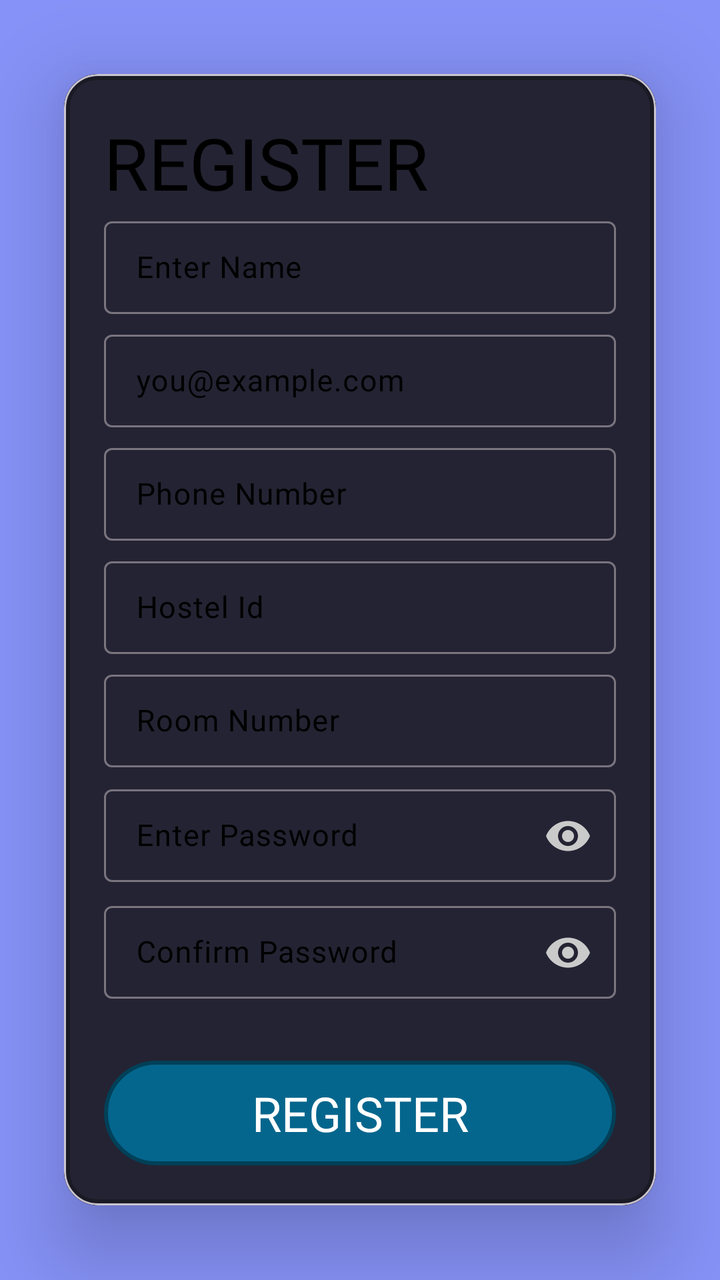
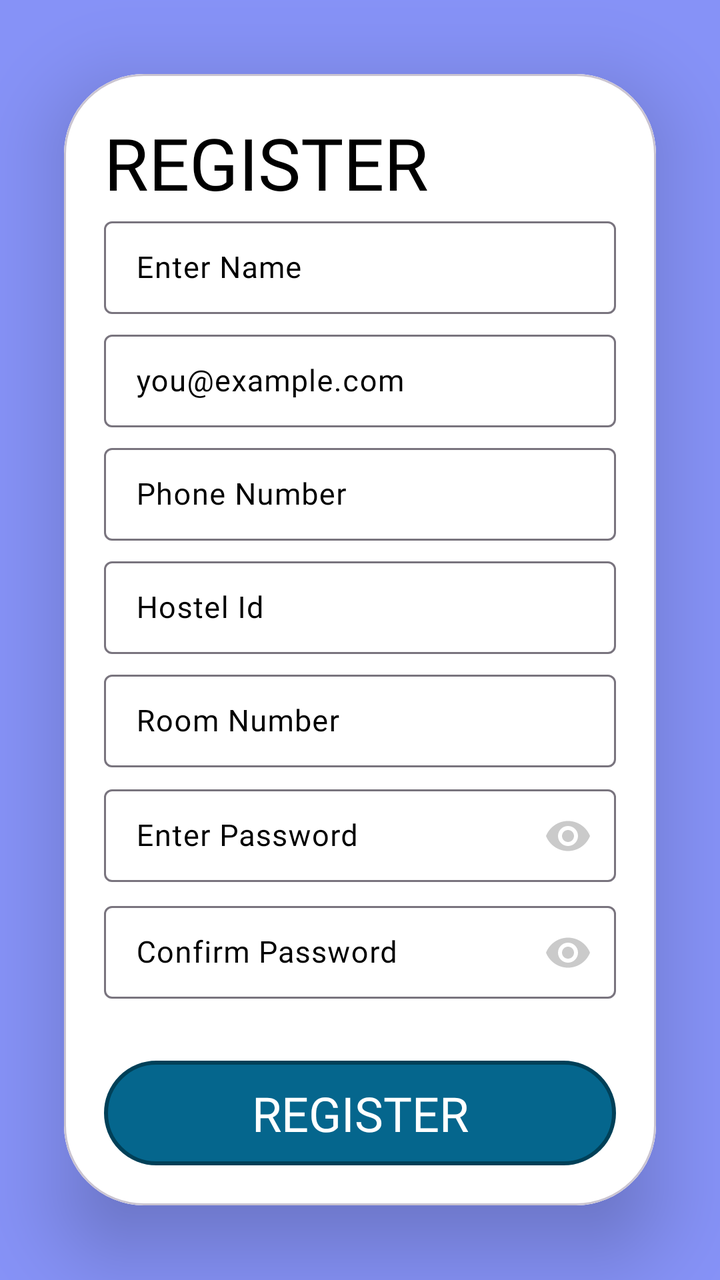

An Android layout rendered at two revisions. The XML below is the earlier revision; the diff shows what the commit changed to produce the second picture.
<!-- AndroidManifest.xml: application theme Theme.Hostelvault -->
<!-- res/layout/activity_signup.xml -->
<LinearLayout xmlns:android="http://schemas.android.com/apk/res/android"
    xmlns:app="http://schemas.android.com/apk/res-auto"
    xmlns:tools="http://schemas.android.com/tools"
    android:id="@+id/main"
    android:layout_width="match_parent"
    android:layout_height="match_parent"
    android:background="@color/lavender"
    android:gravity="center"
    tools:context=".signupActivity">

    
    <com.google.android.material.card.MaterialCardView
        android:id="@+id/cardView"
        android:layout_width="match_parent"
        android:layout_height="wrap_content"
        android:layout_centerInParent="true"
        android:layout_marginRight="32dp"
        android:layout_marginLeft="32dp"
        app:cardCornerRadius="17dp"
        app:cardElevation="24dp"
        android:background="@drawable/boarder"
        app:cardBackgroundColor="@android:color/transparent">


        <LinearLayout
            android:layout_width="match_parent"
            android:layout_height="match_parent"
            android:background="@drawable/boarder"
            android:gravity="start"
            android:orientation="vertical"
            android:padding="20dp">

            
            <TextView
                android:id="@+id/textView"
                android:layout_width="wrap_content"
                android:layout_height="wrap_content"
                android:fontFamily="@font/poppins_semibold"
                android:text="@string/register"
                android:textAllCaps="true"
                android:textColor="@color/black"
                android:textSize="36sp" />

            <com.google.android.material.textfield.TextInputLayout
                style="@style/Widget.Material3.TextInputLayout.OutlinedBox.Dense"
                android:layout_width="match_parent"
                android:layout_height="wrap_content"
                android:textColorHint="@color/black"
                app:endIconMode="clear_text">

                <com.google.android.material.textfield.TextInputEditText
                    android:id="@+id/et_name"
                    android:layout_width="match_parent"
                    android:layout_height="wrap_content"
                    android:autofillHints="username"
                    android:fontFamily="@font/poppins"
                    android:hint="@string/enter_name"
                    android:textColor="@color/black"
                    android:textColorHint="@color/grey"
                    android:textSize="15sp" />

            </com.google.android.material.textfield.TextInputLayout>

            
            <com.google.android.material.textfield.TextInputLayout
                style="@style/Widget.Material3.TextInputLayout.OutlinedBox.Dense"
                android:layout_width="match_parent"
                android:layout_height="wrap_content"
                android:layout_marginTop="5dp"
                android:textColorHint="@color/black"
                app:endIconMode="clear_text">

                <com.google.android.material.textfield.TextInputEditText
                    android:id="@+id/et_email"
                    android:layout_width="match_parent"
                    android:layout_height="wrap_content"
                    android:autofillHints="emailAddress"
                    android:fontFamily="@font/poppins"
                    android:hint="@string/you_example_com"
                    android:textColor="@color/black"
                    android:textColorHint="@color/grey"
                    android:textSize="15sp" />

            </com.google.android.material.textfield.TextInputLayout>


            
            <com.google.android.material.textfield.TextInputLayout
                style="@style/Widget.Material3.TextInputLayout.OutlinedBox.Dense"
                android:layout_width="match_parent"
                android:layout_height="wrap_content"
                android:layout_marginTop="5dp"
                android:textColorHint="@color/black"
                app:endIconMode="clear_text">

                <com.google.android.material.textfield.TextInputEditText
                    android:id="@+id/et_phn"
                    android:layout_width="match_parent"
                    android:layout_height="wrap_content"
                    android:autofillHints="phone"
                    android:inputType="phone"
                    android:fontFamily="@font/poppins"
                    android:hint="@string/phone_number"
                    android:textColor="@color/black"
                    android:textColorHint="@color/grey"
                    android:textSize="15sp" />

            </com.google.android.material.textfield.TextInputLayout>


            
            <com.google.android.material.textfield.TextInputLayout
                style="@style/Widget.Material3.TextInputLayout.OutlinedBox.Dense"
                android:layout_width="match_parent"
                android:layout_height="wrap_content"
                android:layout_marginTop="5dp"
                android:textColorHint="@color/black"
                app:endIconMode="clear_text">

                <com.google.android.material.textfield.TextInputEditText
                    android:id="@+id/et_hostel_id"
                    android:layout_width="match_parent"
                    android:layout_height="wrap_content"
                    android:fontFamily="@font/poppins"
                    android:hint="Hostel Id"
                    android:textColor="@color/black"
                    android:textColorHint="@color/grey"
                    android:textSize="15sp" />

            </com.google.android.material.textfield.TextInputLayout>



            
            <com.google.android.material.textfield.TextInputLayout
                style="@style/Widget.Material3.TextInputLayout.OutlinedBox.Dense"
                android:layout_width="match_parent"
                android:layout_height="wrap_content"
                android:layout_marginTop="5dp"
                android:textColorHint="@color/black"
                app:endIconMode="clear_text">

                <com.google.android.material.textfield.TextInputEditText
                    android:id="@+id/et_room_num"
                    android:layout_width="match_parent"
                    android:layout_height="wrap_content"
                    android:fontFamily="@font/poppins"
                    android:inputType="number"
                    android:hint="Room Number"
                    android:textColor="@color/black"
                    android:textColorHint="@color/grey"
                    android:textSize="15sp" />

            </com.google.android.material.textfield.TextInputLayout>


            
            <com.google.android.material.textfield.TextInputLayout
                style="@style/Widget.Material3.TextInputLayout.OutlinedBox.Dense"
                android:layout_width="match_parent"
                android:layout_height="wrap_content"
                android:layout_marginTop="5dp"
                android:textColorHint="@color/black"
                app:passwordToggleTint="#CACACA"
                app:passwordToggleEnabled="true">

                <com.google.android.material.textfield.TextInputEditText
                    android:id="@+id/et_passwrd"
                    android:layout_width="match_parent"
                    android:layout_height="wrap_content"
                    android:autofillHints="password"
                    android:fontFamily="@font/poppins"
                    android:hint="@string/enter_password"
                    android:inputType="textPassword"
                    android:textColor="@color/black"
                    android:textColorHint="@color/grey"
                    android:textSize="15sp" />

            </com.google.android.material.textfield.TextInputLayout>

            
            <com.google.android.material.textfield.TextInputLayout
                style="@style/Widget.Material3.TextInputLayout.OutlinedBox.Dense"
                android:layout_width="match_parent"
                android:layout_height="wrap_content"
                android:layout_marginTop="5dp"
                android:textColorHint="@color/black"
                app:passwordToggleTint="#CACACA"
                app:passwordToggleEnabled="true">

                <com.google.android.material.textfield.TextInputEditText
                    android:id="@+id/et_confpasswrd"
                    android:layout_width="match_parent"
                    android:layout_height="wrap_content"
                    android:autofillHints="password"
                    android:fontFamily="@font/poppins"
                    android:hint="@string/confirm_password"
                    android:inputType="textPassword"
                    android:textColor="@color/black"
                    android:textColorHint="@color/grey"
                    android:textSize="15sp" />

            </com.google.android.material.textfield.TextInputLayout>

            
            <com.google.android.material.button.MaterialButton
                android:id="@+id/signup_btn"
                style="@style/Theme.Hostelvault"
                android:layout_width="match_parent"
                android:layout_height="wrap_content"
                android:layout_marginTop="30dp"
                android:background="@drawable/btn_bg"
                android:fontFamily="@font/poppins_semibold"
                android:text="@string/register"
                android:textAllCaps="true"
                android:textColor="@color/white"
                android:textSize="24sp" />


        </LinearLayout>

    </com.google.android.material.card.MaterialCardView>




</LinearLayout>
<!-- resources referenced by this layout -->
<resources>
  <color name="black">#FF000000</color>
  <color name="grey">#3A393D</color>
  <color name="lavender">#8692f7</color>
  <color name="white">#FFFFFFFF</color>
  <!-- drawable boarder (drawable) -->
  <?xml version="1.0" encoding="utf-8"?>
  <layer-list xmlns:android="http://schemas.android.com/apk/res/android">
  
      
      <item>
          <shape android:shape="rectangle">
              <solid android:color="@color/card_color" /> 
          </shape>
      </item>
  
      
      <item>
          <shape android:shape="rectangle">
              <solid android:color="@android:color/transparent" />
              <stroke
                  android:width="3dp"
                  android:color="@color/bg_color" /> 
              <corners android:radius="15dp" /> 
          </shape>
      </item>
  </layer-list>
  
  
  
  
  
  
  
  
  
  
  
  
  
  
  
  
  
  
  
  
  
  
  
  
  
  
  
  
  <!-- drawable btn_bg (drawable) -->
  <?xml version="1.0" encoding="utf-8"?>
  <shape xmlns:android="http://schemas.android.com/apk/res/android" android:shape="rectangle">
      <stroke
          android:color="#004058"
          android:width="2dp">
      </stroke>
      <corners
          android:radius="500dp">
      </corners>
      <solid
          android:color="@color/dark_teal">
      </solid>
  </shape>
  <string name="confirm_password">Confirm Password</string>
  <string name="enter_name">Enter Name</string>
  <string name="enter_password">Enter Password</string>
  <string name="phone_number">Phone Number</string>
  <string name="register">Register</string>
  <string name="you_example_com">you@example.com</string>
  <style name="Theme.Hostelvault" parent="Theme.Material3.DayNight.NoActionBar">
  
          <item name="android:statusBarColor">@color/bg_color</item>
          <item name="colorPrimary">@color/black</item>
          <item name="colorPrimaryVariant">@color/transparent</item>
          <item name="backgroundTint">@null</item>
          <item name="strokeColor">@null</item>
  
      </style>
  <color name="card_color">#242333</color>
  <color name="bg_color">#1A1A24</color>
  <color name="dark_teal">#05668D</color>
  <color name="transparent">#004F4FA5</color>
</resources>

<!-- the commit's change to res/layout/activity_signup.xml (unified diff, before → after) -->
@@ -16,16 +16,14 @@
         android:layout_centerInParent="true"
         android:layout_marginRight="32dp"
         android:layout_marginLeft="32dp"
-        app:cardCornerRadius="17dp"
-        app:cardElevation="24dp"
-        android:background="@drawable/boarder"
-        app:cardBackgroundColor="@android:color/transparent">
+        app:cardCornerRadius="40dp"
+        app:cardElevation="24dp">
 
 
         <LinearLayout
             android:layout_width="match_parent"
             android:layout_height="match_parent"
-            android:background="@drawable/boarder"
+            android:background="@drawable/edittextbg"
             android:gravity="start"
             android:orientation="vertical"
             android:padding="20dp">
<!-- resource entries referenced after the edit -->
@@ -4,56 +4,6 @@
   <color name="grey">#3A393D</color>
   <color name="lavender">#8692f7</color>
   <color name="white">#FFFFFFFF</color>
-  <!-- drawable boarder (drawable) -->
-  <?xml version="1.0" encoding="utf-8"?>
-  <layer-list xmlns:android="http://schemas.android.com/apk/res/android">
-  
-      
-      <item>
-          <shape android:shape="rectangle">
-              <solid android:color="@color/card_color" /> 
-          </shape>
-      </item>
-  
-      
-      <item>
-          <shape android:shape="rectangle">
-              <solid android:color="@android:color/transparent" />
-              <stroke
-                  android:width="3dp"
-                  android:color="@color/bg_color" /> 
-              <corners android:radius="15dp" /> 
-          </shape>
-      </item>
-  </layer-list>
-  
-  
-  
-  
-  
-  
-  
-  
-  
-  
-  
-  
-  
-  
-  
-  
-  
-  
-  
-  
-  
-  
-  
-  
-  
-  
-  
-  
   <!-- drawable btn_bg (drawable) -->
   <?xml version="1.0" encoding="utf-8"?>
   <shape xmlns:android="http://schemas.android.com/apk/res/android" android:shape="rectangle">
@@ -62,12 +12,28 @@
           android:width="2dp">
       </stroke>
       <corners
-          android:radius="500dp">
+          android:radius="300dp">
       </corners>
       <solid
           android:color="@color/dark_teal">
       </solid>
   </shape>
+  <!-- drawable edittextbg (drawable) -->
+  <?xml version="1.0" encoding="utf-8"?>
+  <layer-list xmlns:android="http://schemas.android.com/apk/res/android"
+      android:shape="rectangle">
+      <item>
+          <shape >
+              <corners
+                  android:radius="24dp">
+  
+              </corners>
+              <solid
+                  android:color="@color/white">
+              </solid>
+          </shape>
+      </item>
+  </layer-list>
   <string name="confirm_password">Confirm Password</string>
   <string name="enter_name">Enter Name</string>
   <string name="enter_password">Enter Password</string>
@@ -83,7 +49,6 @@
           <item name="strokeColor">@null</item>
   
       </style>
-  <color name="card_color">#242333</color>
   <color name="bg_color">#1A1A24</color>
   <color name="dark_teal">#05668D</color>
   <color name="transparent">#004F4FA5</color>
